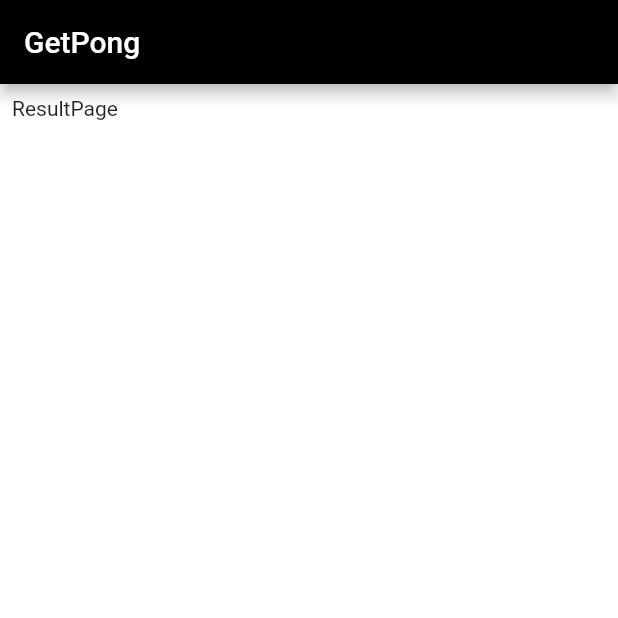
After one commit to getitnordic/get-pong-mono, a Flutter app: the screen it shows after launch, on a phone screen of 412 x 824 dp, the top half of it. The commit adds this screen. Run offline on Flutter 3.47's test engine with Material 2 defaults, Android fonts, the light colour scheme and no system bars; our stand-ins replace google_fonts; Roboto replaces fonts that are missing (Goldman).

Commit message:
add resultPage

```diff
--- a/app/lib/my_app.dart
+++ b/app/lib/my_app.dart
@@ -1,5 +1,6 @@
 import 'package:flutter/material.dart';
 import 'package:get_pong/src/Presentation/pages/home/home_page.dart';
+import 'package:get_pong/src/presentation/pages/pages.dart';
 import 'package:get_pong/src/presentation/pages/playerList/player_list_page.dart';
 
 import 'config/themes/my_theme.dart';
@@ -19,7 +20,7 @@ class MyApp extends StatelessWidget {
     return MaterialApp(
       title: 'Flutter Demo',
       theme: themeData,
-      home: const HomePage(),
+      home: const ResultPage(),
     );
   }
 }
--- a/app/lib/src/Presentation/pages/pages.dart
+++ b/app/lib/src/Presentation/pages/pages.dart
@@ -1,2 +1,3 @@
 export 'home/home_page.dart';
 export 'playerList/player_list_page.dart';
+export 'result/result_page.dart';
--- /dev/null
+++ b/app/lib/src/Presentation/pages/result/result_page.dart
@@ -0,0 +1,22 @@
+import 'package:flutter/material.dart';
+
+class ResultPage extends StatelessWidget {
+  const ResultPage({Key? key}) : super(key: key);
+
+  @override
+  Widget build(BuildContext context) {
+    return Scaffold(
+      appBar: AppBar(
+        title: Text('GetPong'),
+      ),
+      body: Padding(
+        padding: const EdgeInsets.all(8.0),
+        child: Column(
+          children: [
+            Text('ResultPage'),
+          ],
+        ),
+      ),
+    );
+  }
+}
```
